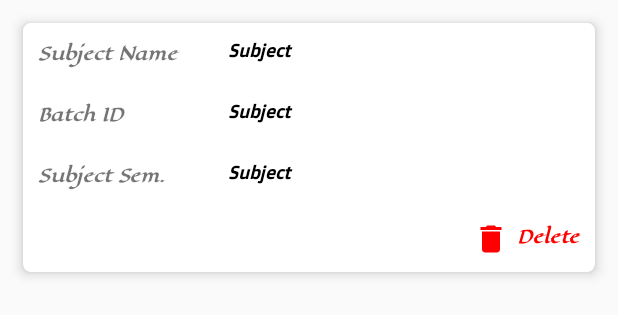
After one commit to kirankumar-lab/StudentAttendanceManagement, an Android app: the layout layout_take_subject.xml on its own in the app's theme, with its tools: preview values and no code run, on a phone screen of 412 x 824 dp. The commit adds this screen. Shown: the top 315 px of the screen. Run offline under Robolectric (Android 15) with nearby library versions, the light colour scheme and no system bars.

Commit message:
Take Subject

```diff
--- a/app/src/main/res/layout/activity_take_subject.xml
+++ b/app/src/main/res/layout/activity_take_subject.xml
@@ -22,7 +22,7 @@
         android:textStyle="italic|bold" />
 
     <androidx.recyclerview.widget.RecyclerView
-        android:id="@+id/dataSubject"
+        android:id="@+id/dataTakeSubject"
         android:layout_width="match_parent"
         android:layout_height="match_parent"
         android:layout_below="@+id/textView"
--- /dev/null
+++ b/app/src/main/res/layout/layout_take_subject.xml
@@ -0,0 +1,173 @@
+<?xml version="1.0" encoding="utf-8"?>
+<LinearLayout xmlns:android="http://schemas.android.com/apk/res/android"
+    android:layout_width="match_parent"
+    android:layout_height="wrap_content"
+    android:orientation="vertical"
+    xmlns:card_view="http://schemas.android.com/apk/res-auto">
+
+    <androidx.cardview.widget.CardView
+        android:layout_width="match_parent"
+        android:layout_height="wrap_content"
+        card_view:cardBackgroundColor="@color/white"
+        card_view:cardCornerRadius="5dp"
+        card_view:cardElevation="5dp"
+        android:layout_marginTop="15dp"
+        android:layout_marginRight="15dp"
+        android:layout_marginLeft="15dp"
+        android:layout_marginBottom="10dp"
+        >
+
+        <LinearLayout
+            android:layout_width="match_parent"
+            android:layout_height="wrap_content"
+            android:orientation="vertical">
+
+            <LinearLayout
+                android:layout_width="match_parent"
+                android:layout_height="wrap_content"
+                android:layout_gravity="center"
+                android:orientation="horizontal"
+                android:weightSum="3">
+
+                <TextView
+                    android:layout_width="0dp"
+                    android:layout_weight="1"
+                    android:layout_height="wrap_content"
+                    android:layout_gravity="start"
+                    android:layout_marginEnd="0dp"
+                    android:layout_marginRight="0dp"
+                    android:layout_marginBottom="0dp"
+                    android:fontFamily="@font/eagle_lake"
+                    android:gravity="start"
+                    android:padding="10dp"
+                    android:text="@string/subject_name"
+                    android:textSize="12sp"
+                    android:textStyle="bold|italic" />
+
+                <TextView
+                    android:id="@+id/dataTakeSubjectName"
+                    android:layout_width="0dp"
+                    android:layout_weight="2"
+                    android:layout_height="wrap_content"
+                    android:layout_gravity="end"
+                    android:layout_marginEnd="0dp"
+                    android:layout_marginRight="0dp"
+                    android:layout_marginBottom="0dp"
+                    android:fontFamily="@font/doppio_one"
+                    android:gravity="start"
+                    android:padding="10dp"
+                    android:text="@string/manage_subject"
+                    android:textColor="@color/black"
+                    android:textSize="12sp"
+                    android:textStyle="bold|italic" />
+            </LinearLayout>
+            <LinearLayout
+                android:layout_width="match_parent"
+                android:layout_height="wrap_content"
+                android:layout_gravity="center"
+                android:orientation="horizontal"
+                android:weightSum="3">
+
+                <TextView
+                    android:layout_width="0dp"
+                    android:layout_weight="1"
+                    android:layout_height="wrap_content"
+                    android:layout_gravity="start"
+                    android:layout_marginEnd="0dp"
+                    android:layout_marginRight="0dp"
+                    android:layout_marginBottom="0dp"
+                    android:fontFamily="@font/eagle_lake"
+                    android:gravity="start"
+                    android:padding="10dp"
+                    android:text="@string/batch_id"
+                    android:textSize="12sp"
+                    android:textStyle="bold|italic" />
+
+                <TextView
+                    android:id="@+id/dataTakeSubjectBatch"
+                    android:layout_width="0dp"
+                    android:layout_weight="2"
+                    android:layout_height="wrap_content"
+                    android:layout_gravity="end"
+                    android:layout_marginEnd="0dp"
+                    android:layout_marginRight="0dp"
+                    android:layout_marginBottom="0dp"
+                    android:fontFamily="@font/doppio_one"
+                    android:gravity="start"
+                    android:padding="10dp"
+                    android:text="@string/manage_subject"
+                    android:textColor="@color/black"
+                    android:textSize="12sp"
+                    android:textStyle="bold|italic" />
+            </LinearLayout>
+
+            <LinearLayout
+                android:layout_width="match_parent"
+                android:layout_height="wrap_content"
+                android:layout_gravity="center"
+                android:orientation="horizontal"
+                android:weightSum="3">
+
+                <TextView
+                    android:layout_width="0dp"
+                    android:layout_weight="1"
+                    android:layout_height="wrap_content"
+                    android:layout_gravity="start"
+                    android:layout_marginEnd="0dp"
+                    android:layout_marginRight="0dp"
+                    android:layout_marginBottom="0dp"
+                    android:fontFamily="@font/eagle_lake"
+                    android:gravity="start"
+                    android:padding="10dp"
+                    android:text="@string/subject_sem"
+                    android:textSize="12sp"
+                    android:textStyle="bold|italic" />
+
+                <TextView
+                    android:id="@+id/dataTakeSubjectSemester"
+                    android:layout_width="0dp"
+                    android:layout_weight="2"
+                    android:layout_height="wrap_content"
+                    android:layout_gravity="end"
+                    android:layout_marginEnd="0dp"
+                    android:layout_marginRight="0dp"
+                    android:layout_marginBottom="0dp"
+                    android:fontFamily="@font/doppio_one"
+                    android:gravity="start"
+                    android:padding="10dp"
+                    android:text="@string/manage_subject"
+                    android:textColor="@color/black"
+                    android:textSize="12sp"
+                    android:textStyle="bold|italic" />
+            </LinearLayout>
+
+            <LinearLayout
+                android:layout_width="wrap_content"
+                android:layout_height="wrap_content"
+                android:layout_gravity="right"
+                android:orientation="horizontal"
+                android:weightSum="1">
+
+                <TextView
+                    android:id="@+id/tvDelete"
+                    android:layout_width="0dp"
+                    android:layout_weight="1"
+                    android:layout_height="wrap_content"
+                    android:layout_gravity="center"
+                    android:layout_marginEnd="0dp"
+                    android:layout_marginRight="0dp"
+                    android:layout_marginBottom="0dp"
+                    android:fontFamily="@font/eagle_lake"
+                    android:gravity="start"
+                    android:padding="10dp"
+                    android:text="@string/delete"
+                    android:drawablePadding="5dp"
+                    android:textColor="#FF0000"
+                    android:textSize="12sp"
+                    android:textStyle="bold|italic"
+                    card_view:drawableStartCompat="@drawable/ic_delete" />
+            </LinearLayout>
+        </LinearLayout>
+    </androidx.cardview.widget.CardView>
+
+</LinearLayout>
--- a/app/src/main/res/values-night/strings.xml
+++ b/app/src/main/res/values-night/strings.xml
@@ -65,4 +65,6 @@
     <string name="enter_parent_email">Enter Parent Email</string>
     <string name="select_batch">Select Batch</string>
     <string name="forgot_your_password"><u>Forgot your password ?</u></string>
+    <string name="batch_id">Batch ID</string>
+    <string name="delete_take_subject">Delete Take Subject</string>
 </resources>
--- a/app/src/main/res/values/strings.xml
+++ b/app/src/main/res/values/strings.xml
@@ -69,4 +69,6 @@
     <string name="select_subject">Select Subject</string>
     <string name="select_lecture_type">Select Lecture Type</string>
     <string name="forgot_your_password"><u>Forgot your password ?</u></string>
+    <string name="batch_id">Batch ID</string>
+    <string name="delete_take_subject">Delete Take Subject</string>
 </resources>
```
Also changed, not shown: app/src/main/java/com/pss/myapplication/AdapterTakeSubject.java (added, +70 -0 lines), app/src/main/java/com/pss/myapplication/ListTakeSubject.java (added, +77 -0 lines), app/src/main/java/com/pss/myapplication/TakeSubject.java (+103 -1 lines), app/src/main/java/com/pss/myapplication/dbSAMS.java (+86 -20 lines), app/src/main/res/layout/layout_delete_take_subject.xml (added, +85 -0 lines).
